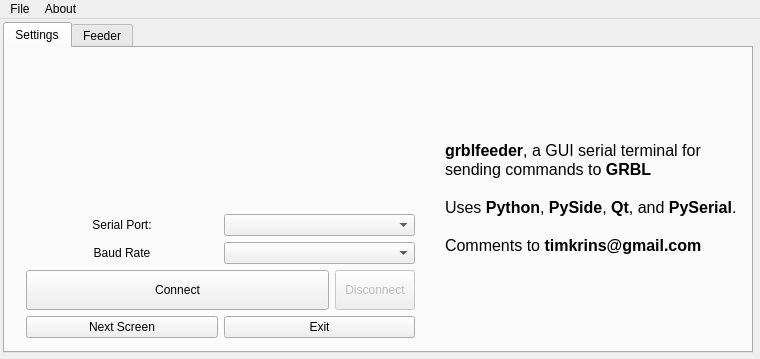
First picture: the form in mainwindow.ui, repository timkrins/grblfeedr, before the edit.
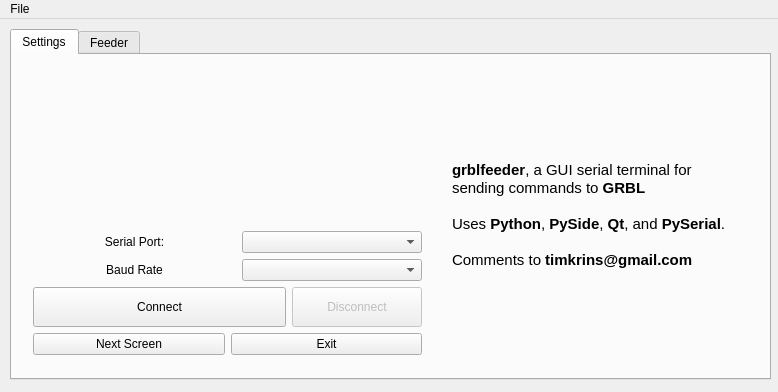
Second picture: the form after the edit. Icons and pictures are not drawn.

Patch:
```diff
--- a/mainwindow.ui
+++ b/mainwindow.ui
@@ -6,8 +6,8 @@
    <rect>
     <x>0</x>
     <y>0</y>
-    <width>760</width>
-    <height>359</height>
+    <width>778</width>
+    <height>392</height>
    </rect>
   </property>
   <property name="sizePolicy">
@@ -41,10 +41,10 @@
    <widget class="QTabWidget" name="tabWidget">
     <property name="geometry">
      <rect>
-      <x>3</x>
-      <y>3</y>
-      <width>750</width>
-      <height>331</height>
+      <x>10</x>
+      <y>10</y>
+      <width>761</width>
+      <height>351</height>
      </rect>
     </property>
     <property name="currentIndex">
@@ -60,7 +60,7 @@
         <x>10</x>
         <y>10</y>
         <width>411</width>
-        <height>291</height>
+        <height>301</height>
        </rect>
       </property>
       <layout class="QVBoxLayout" name="verticalLayout">
@@ -94,6 +94,18 @@
          </item>
          <item>
           <widget class="QComboBox" name="comboBox">
+           <property name="minimumSize">
+            <size>
+             <width>180</width>
+             <height>0</height>
+            </size>
+           </property>
+           <property name="maximumSize">
+            <size>
+             <width>180</width>
+             <height>16777215</height>
+            </size>
+           </property>
            <property name="sizeAdjustPolicy">
             <enum>QComboBox::AdjustToContents</enum>
            </property>
@@ -115,6 +127,18 @@
          </item>
          <item>
           <widget class="QComboBox" name="comboBox_2">
+           <property name="minimumSize">
+            <size>
+             <width>180</width>
+             <height>0</height>
+            </size>
+           </property>
+           <property name="maximumSize">
+            <size>
+             <width>180</width>
+             <height>16777215</height>
+            </size>
+           </property>
            <property name="editable">
             <bool>false</bool>
            </property>
@@ -153,7 +177,7 @@
            </property>
            <property name="maximumSize">
             <size>
-             <width>80</width>
+             <width>130</width>
              <height>16777215</height>
             </size>
            </property>
@@ -188,22 +212,28 @@
       <property name="geometry">
        <rect>
         <x>440</x>
-        <y>10</y>
+        <y>20</y>
         <width>301</width>
         <height>281</height>
        </rect>
       </property>
+      <property name="font">
+       <font>
+        <family>Arial</family>
+        <pointsize>9</pointsize>
+       </font>
+      </property>
       <property name="text">
        <string>&lt;!DOCTYPE HTML PUBLIC &quot;-//W3C//DTD HTML 4.0//EN&quot; &quot;http://www.w3.org/TR/REC-html40/strict.dtd&quot;&gt;
 &lt;html&gt;&lt;head&gt;&lt;meta name=&quot;qrichtext&quot; content=&quot;1&quot; /&gt;&lt;style type=&quot;text/css&quot;&gt;
 p, li { white-space: pre-wrap; }
-&lt;/style&gt;&lt;/head&gt;&lt;body style=&quot; font-family:'MS Shell Dlg 2'; font-size:8.25pt; font-weight:400; font-style:normal;&quot;&gt;
-&lt;p style=&quot; margin-top:0px; margin-bottom:0px; margin-left:0px; margin-right:0px; -qt-block-indent:0; text-indent:0px;&quot;&gt;&lt;span style=&quot; font-size:12pt; font-weight:600;&quot;&gt;grblfeeder&lt;/span&gt;&lt;span style=&quot; font-size:12pt;&quot;&gt;, a GUI serial terminal for&lt;/span&gt;&lt;/p&gt;
-&lt;p style=&quot; margin-top:0px; margin-bottom:0px; margin-left:0px; margin-right:0px; -qt-block-indent:0; text-indent:0px;&quot;&gt;&lt;span style=&quot; font-size:12pt;&quot;&gt;sending commands to &lt;/span&gt;&lt;span style=&quot; font-size:12pt; font-weight:600;&quot;&gt;GRBL&lt;/span&gt;&lt;/p&gt;
-&lt;p style=&quot;-qt-paragraph-type:empty; margin-top:0px; margin-bottom:0px; margin-left:0px; margin-right:0px; -qt-block-indent:0; text-indent:0px; font-size:12pt;&quot;&gt;&lt;/p&gt;
-&lt;p style=&quot; margin-top:0px; margin-bottom:0px; margin-left:0px; margin-right:0px; -qt-block-indent:0; text-indent:0px;&quot;&gt;&lt;span style=&quot; font-size:12pt;&quot;&gt;Uses &lt;/span&gt;&lt;span style=&quot; font-size:12pt; font-weight:600;&quot;&gt;Python&lt;/span&gt;&lt;span style=&quot; font-size:12pt;&quot;&gt;, &lt;/span&gt;&lt;span style=&quot; font-size:12pt; font-weight:600;&quot;&gt;PySide&lt;/span&gt;&lt;span style=&quot; font-size:12pt;&quot;&gt;, &lt;/span&gt;&lt;span style=&quot; font-size:12pt; font-weight:600;&quot;&gt;Qt&lt;/span&gt;&lt;span style=&quot; font-size:12pt;&quot;&gt;, and &lt;/span&gt;&lt;span style=&quot; font-size:12pt; font-weight:600;&quot;&gt;PySerial&lt;/span&gt;&lt;span style=&quot; font-size:12pt;&quot;&gt;.&lt;/span&gt;&lt;/p&gt;
-&lt;p style=&quot;-qt-paragraph-type:empty; margin-top:0px; margin-bottom:0px; margin-left:0px; margin-right:0px; -qt-block-indent:0; text-indent:0px; font-size:12pt;&quot;&gt;&lt;/p&gt;
-&lt;p style=&quot; margin-top:0px; margin-bottom:0px; margin-left:0px; margin-right:0px; -qt-block-indent:0; text-indent:0px;&quot;&gt;&lt;span style=&quot; font-size:12pt;&quot;&gt;Comments to &lt;/span&gt;&lt;span style=&quot; font-size:12pt; font-weight:600;&quot;&gt;timkrins@gmail.com&lt;/span&gt;&lt;/p&gt;&lt;/body&gt;&lt;/html&gt;</string>
+&lt;/style&gt;&lt;/head&gt;&lt;body style=&quot; font-family:'Arial'; font-size:9pt; font-weight:400; font-style:normal;&quot;&gt;
+&lt;p style=&quot; margin-top:0px; margin-bottom:0px; margin-left:0px; margin-right:0px; -qt-block-indent:0; text-indent:0px;&quot;&gt;&lt;span style=&quot; font-family:'MS Shell Dlg 2'; font-size:11pt; font-weight:600;&quot;&gt;grblfeeder&lt;/span&gt;&lt;span style=&quot; font-family:'sans-serif'; font-size:11pt;&quot;&gt;, a GUI serial terminal for&lt;/span&gt;&lt;/p&gt;
+&lt;p style=&quot; margin-top:0px; margin-bottom:0px; margin-left:0px; margin-right:0px; -qt-block-indent:0; text-indent:0px;&quot;&gt;&lt;span style=&quot; font-family:'MS Shell Dlg 2'; font-size:11pt;&quot;&gt;sending commands to &lt;/span&gt;&lt;span style=&quot; font-family:'MS Shell Dlg 2'; font-size:11pt; font-weight:600;&quot;&gt;GRBL&lt;/span&gt;&lt;/p&gt;
+&lt;p style=&quot;-qt-paragraph-type:empty; margin-top:0px; margin-bottom:0px; margin-left:0px; margin-right:0px; -qt-block-indent:0; text-indent:0px; font-family:'MS Shell Dlg 2'; font-size:11pt;&quot;&gt;&lt;/p&gt;
+&lt;p style=&quot; margin-top:0px; margin-bottom:0px; margin-left:0px; margin-right:0px; -qt-block-indent:0; text-indent:0px;&quot;&gt;&lt;span style=&quot; font-family:'MS Shell Dlg 2'; font-size:11pt;&quot;&gt;Uses &lt;/span&gt;&lt;span style=&quot; font-family:'MS Shell Dlg 2'; font-size:11pt; font-weight:600;&quot;&gt;Python&lt;/span&gt;&lt;span style=&quot; font-family:'MS Shell Dlg 2'; font-size:11pt;&quot;&gt;, &lt;/span&gt;&lt;span style=&quot; font-family:'MS Shell Dlg 2'; font-size:11pt; font-weight:600;&quot;&gt;PySide&lt;/span&gt;&lt;span style=&quot; font-family:'MS Shell Dlg 2'; font-size:11pt;&quot;&gt;, &lt;/span&gt;&lt;span style=&quot; font-family:'MS Shell Dlg 2'; font-size:11pt; font-weight:600;&quot;&gt;Qt&lt;/span&gt;&lt;span style=&quot; font-family:'MS Shell Dlg 2'; font-size:11pt;&quot;&gt;, and &lt;/span&gt;&lt;span style=&quot; font-family:'MS Shell Dlg 2'; font-size:11pt; font-weight:600;&quot;&gt;PySerial&lt;/span&gt;&lt;span style=&quot; font-family:'MS Shell Dlg 2'; font-size:11pt;&quot;&gt;.&lt;/span&gt;&lt;/p&gt;
+&lt;p style=&quot;-qt-paragraph-type:empty; margin-top:0px; margin-bottom:0px; margin-left:0px; margin-right:0px; -qt-block-indent:0; text-indent:0px; font-family:'MS Shell Dlg 2'; font-size:11pt;&quot;&gt;&lt;/p&gt;
+&lt;p style=&quot; margin-top:0px; margin-bottom:0px; margin-left:0px; margin-right:0px; -qt-block-indent:0; text-indent:0px;&quot;&gt;&lt;span style=&quot; font-family:'MS Shell Dlg 2'; font-size:11pt;&quot;&gt;Comments to &lt;/span&gt;&lt;span style=&quot; font-family:'MS Shell Dlg 2'; font-size:11pt; font-weight:600;&quot;&gt;timkrins@gmail.com&lt;/span&gt;&lt;/p&gt;&lt;/body&gt;&lt;/html&gt;</string>
       </property>
      </widget>
     </widget>
@@ -557,7 +587,7 @@
     <rect>
      <x>0</x>
      <y>0</y>
-     <width>760</width>
+     <width>778</width>
      <height>21</height>
     </rect>
    </property>
@@ -569,13 +599,7 @@
     <addaction name="actionLoad_GCode"/>
     <addaction name="actionExit"/>
    </widget>
-   <widget class="QMenu" name="menuAbout">
-    <property name="title">
-     <string>About</string>
-    </property>
-   </widget>
    <addaction name="menuQt"/>
-   <addaction name="menuAbout"/>
   </widget>
   <action name="actionLoad_GCode">
    <property name="text">
```
Left out of the diff: 17 changed lines with no effect on the pictures.
